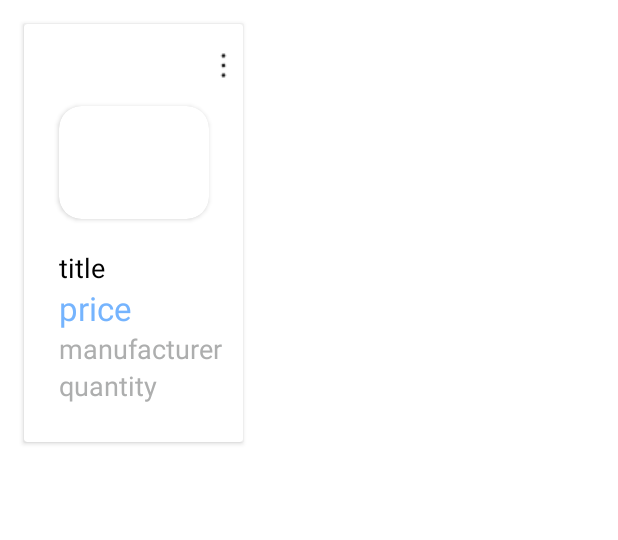
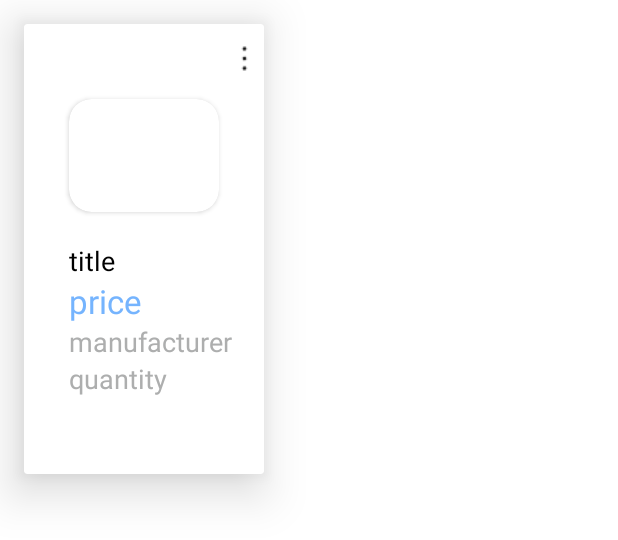
Before and after one commit to rybakova-auca-2021/Neobis_Android_Inventory_Room, an Android app: the layout card.xml on its own in the app's theme, with its tools: preview values and no code run, on a phone screen of 412 x 824 dp. Shown: the top 540 px of the screen. Run offline under Robolectric (Android 15) with nearby library versions, the phone set to English and light mode, and no system bars.

Commit message:
added some ui changes

```diff
--- a/app/src/main/res/layout/activity_main.xml
+++ b/app/src/main/res/layout/activity_main.xml
@@ -10,10 +10,10 @@
     <androidx.fragment.app.FragmentContainerView
         android:id="@+id/flFragment"
         android:layout_width="match_parent"
-        android:layout_height="match_parent"
-        app:navGraph="@navigation/navigation"
+        android:layout_height="0dp"
+        app:layout_constraintBottom_toTopOf="@+id/bottomNavigationView"
         app:layout_constraintTop_toTopOf="parent"
-        app:layout_constraintBottom_toTopOf="@id/bottomNavigationView" />
+        app:navGraph="@navigation/navigation" />
 
     <com.google.android.material.bottomnavigation.BottomNavigationView
         android:id="@+id/bottomNavigationView"
--- a/app/src/main/res/layout/card.xml
+++ b/app/src/main/res/layout/card.xml
@@ -5,20 +5,16 @@
     xmlns:app="http://schemas.android.com/apk/res-auto"
     xmlns:tools="http://schemas.android.com/tools"
     android:id="@+id/card"
-    android:layout_width="match_parent"
-    android:layout_height="wrap_content"
+    android:layout_width="160dp"
+    android:layout_height="300dp"
     android:layout_marginStart="16dp"
-    android:layout_marginEnd="250dp"
     android:layout_marginTop="16dp"
-    app:layout_constraintTop_toTopOf="parent"
-    android:elevation="20dp"
+    app:cardElevation="20dp"
     android:background="@drawable/card">
 
     <androidx.constraintlayout.widget.ConstraintLayout
         android:layout_width="match_parent"
         android:layout_height="match_parent"
-        android:layout_marginTop="10dp"
-        android:layout_marginBottom="20dp"
         android:layout_gravity="center">
 
         <androidx.cardview.widget.CardView
--- a/app/src/main/res/values/themes.xml
+++ b/app/src/main/res/values/themes.xml
@@ -1,6 +1,6 @@
 <resources xmlns:tools="http://schemas.android.com/tools">
     <!-- Base application theme. -->
-    <style name="Theme.Inventory" parent="Theme.MaterialComponents.Light.DarkActionBar">
+    <style name="Theme.Inventory" parent="Theme.MaterialComponents.DayNight.NoActionBar">
         <!-- Primary brand color. -->
         <item name="colorPrimary">@color/white</item>
         <item name="colorOnPrimary">@color/black</item>
```
Also changed, not shown: app/src/main/res/layout/fragment_main.xml (+11 -5 lines).
